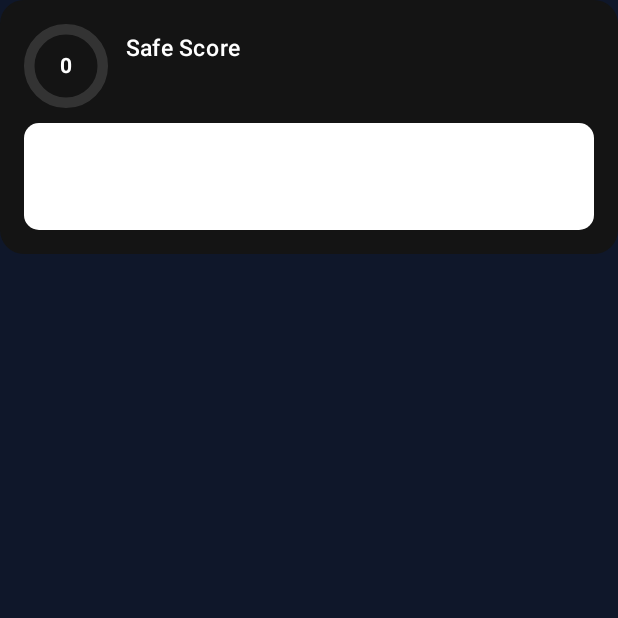
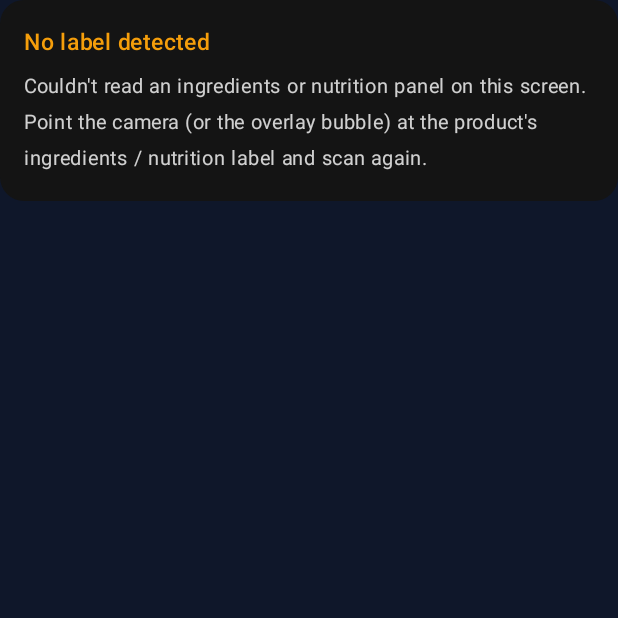
Before and after one commit to newwbie-coder/SafeShop, an Android app built with Jetpack Compose: the composable ScoreCard shown on its own in the app's theme, on a phone screen of 412 x 824 dp, the top half of it. Run offline under Robolectric (Android 15) with nearby library versions, the phone set to English and light mode, and no system bars.

Commit message:
fix(android): readable score card + robust overlay screen-capture
- ScoreCard: SubtleBg had an extra hex digit (0x0FFFFFFFF) rendering opaque
  white and hiding all section text; correct to translucent 0x14FFFFFF.
- ScoreCard: show a clear 'No label detected' hint when a scan finds no
  ingredients/nutrition instead of a misleading default score.
- OverlayService: request screen-capture consent per scan (Android 14 forbids
  reusing the consent token after the projection is stopped), delay briefly so
  the target app - not the SafeShop permission screen - is captured, and fail
  gracefully instead of crashing on token reuse.

Co-authored-by: newwbie-coder <newwbie-coder@users.noreply.github.com>

```diff
--- a/android/app/src/main/java/com/safeshop/app/ui/ScoreCard.kt
+++ b/android/app/src/main/java/com/safeshop/app/ui/ScoreCard.kt
@@ -29,7 +29,7 @@ private val Green = Color(0xFF22C55E)
 private val Amber = Color(0xFFF59E0B)
 private val Red = Color(0xFFEF4444)
 private val CardBg = Color(0xFF141414)
-private val SubtleBg = Color(0x0FFFFFFFF)
+private val SubtleBg = Color(0x14FFFFFF)
 
 private data class Level(val label: String, val fraction: Float)
 
@@ -102,6 +102,13 @@ private fun dynamicAdvice(result: AnalyzeResponse): List<String> {
 fun ScoreCard(result: AnalyzeResponse, modifier: Modifier = Modifier) {
     val color = scoreColor(result.score)
     val nutrition = result.parsedNutrition
+
+    val hasIngredients = result.extracted?.ingredients?.isNotBlank() == true
+    val hasNutrition = result.extracted?.nutritionText?.isNotBlank() == true
+    if (!hasIngredients && !hasNutrition) {
+        NoLabelCard(modifier)
+        return
+    }
 
     Column(
         modifier = modifier
@@ -204,6 +211,25 @@ fun ScoreCard(result: AnalyzeResponse, modifier: Modifier = Modifier) {
 }
 
 @Composable
+private fun NoLabelCard(modifier: Modifier = Modifier) {
+    Column(
+        modifier = modifier
+            .fillMaxWidth()
+            .clip(RoundedCornerShape(16.dp))
+            .background(CardBg)
+            .padding(16.dp)
+    ) {
+        Text("No label detected", color = Amber, fontWeight = FontWeight.SemiBold, fontSize = 15.sp)
+        Text(
+            "Couldn't read an ingredients or nutrition panel on this screen. Point the camera (or the overlay bubble) at the product's ingredients / nutrition label and scan again.",
+            color = Color(0xCCFFFFFF),
+            fontSize = 13.sp,
+            modifier = Modifier.padding(top = 6.dp)
+        )
+    }
+}
+
+@Composable
 private fun SectionCard(title: String, items: List<String>, titleColor: Color = Color.White) {
     if (items.isEmpty()) return
     Column(
```
Also changed, not shown: android/app/src/main/java/com/safeshop/app/overlay/OverlayService.kt (+23 -7 lines).
